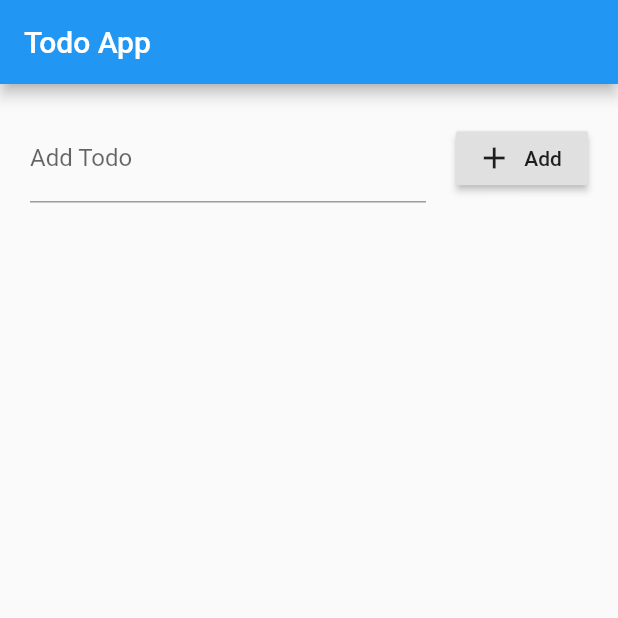
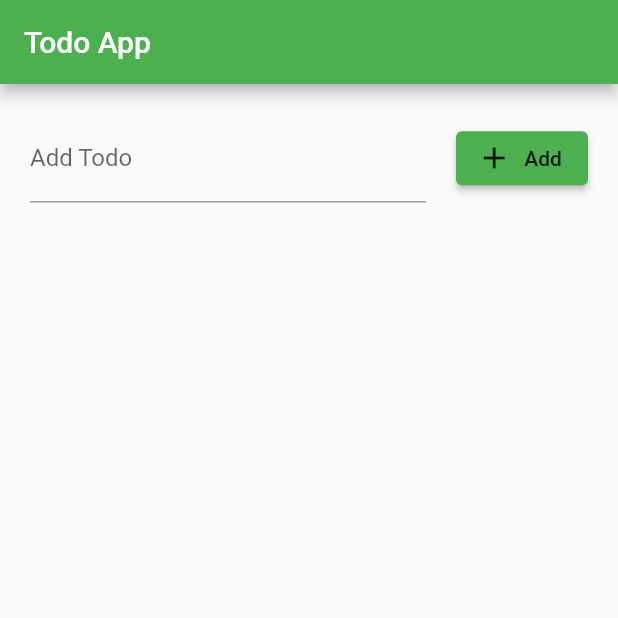
Before and after one commit to huubao2309/demo_sqflite_flutter, a Flutter app: the screen it shows after launch, on a phone screen of 412 x 824 dp, the top half of it. Run offline on Flutter 3.47's test engine with Material 2 defaults, Android fonts, the phone set to English and light mode, and no system bars; our stand-ins replace sqflite; accounts and stored records are empty.

Commit message:
change layout and add gif image

```diff
--- a/demo_sqflite/lib/main.dart
+++ b/demo_sqflite/lib/main.dart
@@ -19,7 +19,7 @@ class MyApp extends StatelessWidget {
     return MaterialApp(
       title: 'Demo SqfLite',
       theme: ThemeData(
-        primarySwatch: Colors.blue,
+        primarySwatch: Colors.green,
       ),
       home: Scaffold(
         appBar: AppBar(
--- a/demo_sqflite/lib/todo/todo_header.dart
+++ b/demo_sqflite/lib/todo/todo_header.dart
@@ -23,12 +23,16 @@ class TodoHeader extends StatelessWidget {
           width: 20,
         ),
         RaisedButton.icon(
+          color: Colors.green,
           onPressed: () {
             bloc.event.add(AddTodoEvent(txtTodoController.text));
             txtTodoController.clear();
           },
           icon: Icon(Icons.add),
           label: Text('Add'),
+          shape: RoundedRectangleBorder(
+            borderRadius: BorderRadius.circular(4.0),
+          ),
         ),
       ],
     );
--- a/demo_sqflite/lib/todo/todo_list.dart
+++ b/demo_sqflite/lib/todo/todo_list.dart
@@ -28,6 +28,7 @@ class _TodoListState extends State<TodoList> {
             switch (snapshot.connectionState) {
               case ConnectionState.active:
                 return ListView.builder(
+                  padding: const EdgeInsets.only(top: 16.0, bottom: 16.0),
                   itemCount: snapshot.data.length,
                   itemBuilder: (context, index) {
                     return ListTile(
```
Also changed, not shown: images/sqflite_todo_app.gif (added).
